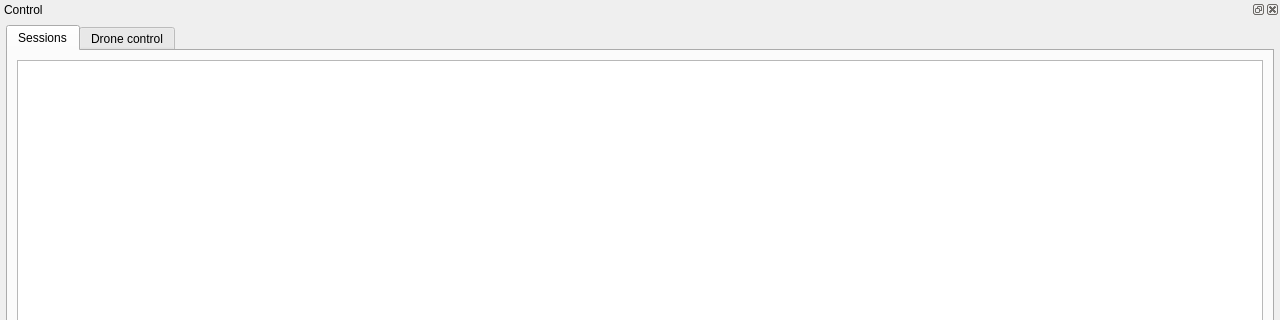
This is mainwindow.ui in anatolym78/BoardStation as Qt 5 draws it before an edit; both pictures show x 0 to 1280 and y 0 to 320 of the 1280 by 800 pixel window. The edited form follows.
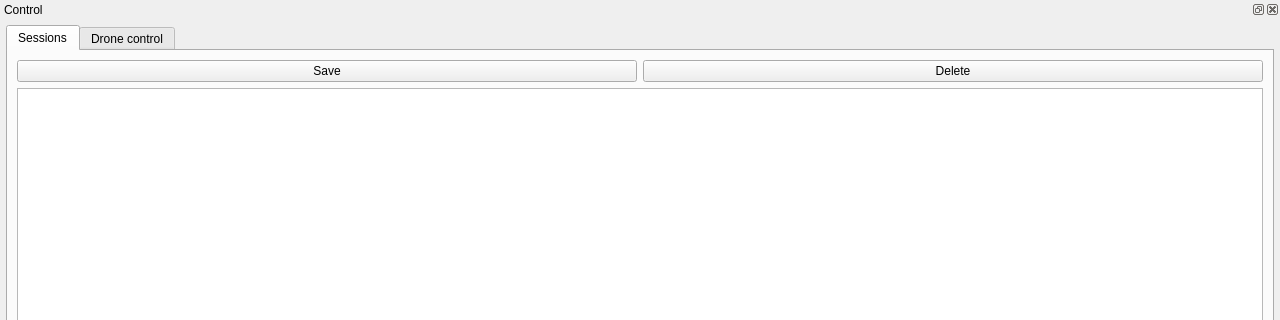
This is the edited form. Custom widgets are drawn as their Qt base class.

```diff
--- a/mainwindow.ui
+++ b/mainwindow.ui
@@ -68,6 +68,30 @@
          <string>Sessions</string>
         </attribute>
         <layout class="QVBoxLayout" name="verticalLayout_2">
+         <item>
+          <layout class="QHBoxLayout" name="horizontalLayout">
+           <property name="leftMargin">
+            <number>0</number>
+           </property>
+           <property name="topMargin">
+            <number>0</number>
+           </property>
+           <item>
+            <widget class="QPushButton" name="buttonSaveRecord">
+             <property name="text">
+              <string>Save</string>
+             </property>
+            </widget>
+           </item>
+           <item>
+            <widget class="QPushButton" name="buttonDeleteRecord">
+             <property name="text">
+              <string>Delete</string>
+             </property>
+            </widget>
+           </item>
+          </layout>
+         </item>
          <item>
           <widget class="SessionListView" name="listView"/>
          </item>
```
